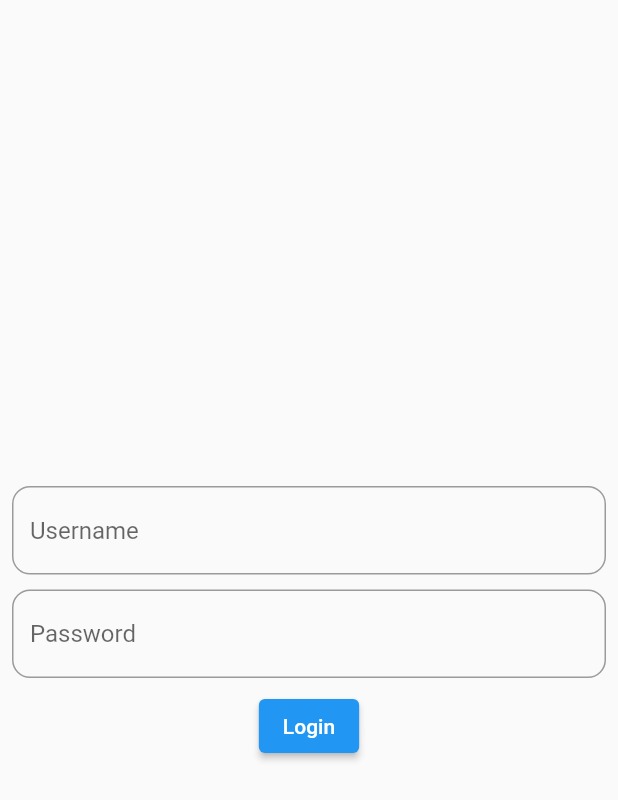
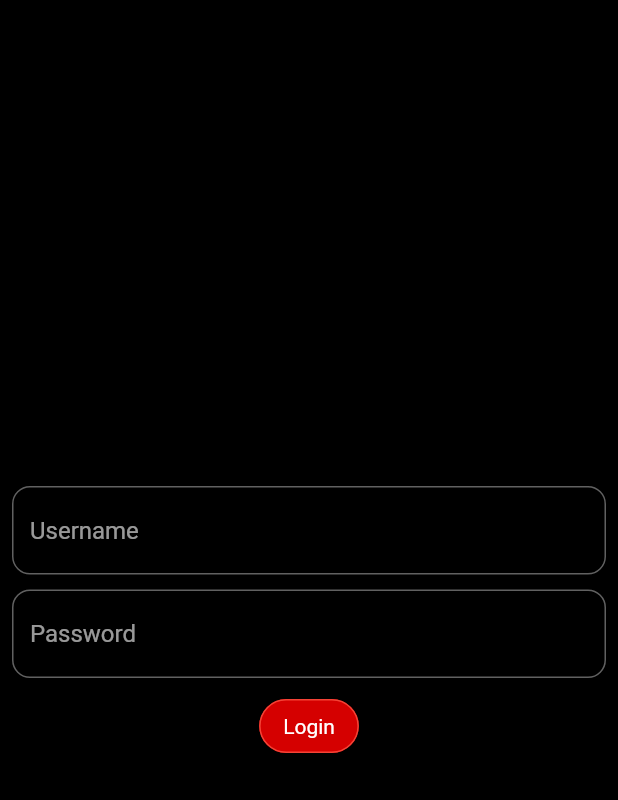
Before and after one commit to abhijeets94/task, a Flutter app: the screen it shows after launch, on a phone screen of 412 x 824 dp. Shown: the top 800 px of the screen. Run offline on Flutter 3.47's test engine with Material 2 defaults, Android fonts, the phone set to English and light mode, and no system bars; our stand-ins replace lazy_load_scrollview, shared_preferences.

Commit message:
added theme, added drawer animation

```diff
--- a/lib/main.dart
+++ b/lib/main.dart
@@ -4,8 +4,10 @@ import 'package:shared_preferences/shared_preferences.dart';
 import 'package:task/provider/auth_provider.dart';
 import 'package:task/provider/product_provider.dart';
 import 'package:task/routes/routes.dart';
+import 'package:task/screens/app_drawer.dart';
 import 'package:task/screens/home_screen.dart';
 import 'package:task/screens/login_screen.dart';
+import 'package:task/utils/theme.dart';
 
 void main() {
   runApp(ProductApp());
@@ -22,7 +24,6 @@ class _ProductAppState extends State<ProductApp> {
   String token = '';
   @override
   void initState() {
-    // TODO: implement initState
     super.initState();
     getToken();
   }
@@ -42,7 +43,11 @@ class _ProductAppState extends State<ProductApp> {
       ],
       child: MaterialApp(
         debugShowCheckedModeBanner: false,
-        home: token.isEmpty ? LoginScreen() : HomeScreen(),
+        themeMode: ThemeMode.system,
+        theme: MyThemes.darkTheme,
+        darkTheme: MyThemes.darkTheme,
+        home: token.isEmpty ? LoginScreen() : const AppDrawer(),
+        // home: const AppDrawer(),
         onGenerateRoute: AppRoutes.onGenerateRoute,
       ),
     );
--- a/lib/screens/login_screen.dart
+++ b/lib/screens/login_screen.dart
@@ -4,6 +4,7 @@ import 'package:provider/provider.dart';
 import 'package:shared_preferences/shared_preferences.dart';
 import 'package:task/model/auth_user_model.dart';
 import 'package:task/provider/auth_provider.dart';
+import 'package:task/screens/app_drawer.dart';
 import 'package:task/screens/home_screen.dart';
 import '../utils/custom_text_form_field.dart';
 
@@ -58,7 +59,7 @@ class LoginScreen extends StatelessWidget {
                     String token =
                         AuthUserModel.fromMap(jsonDecode(value.toJson())).token;
                     prefs.setString('token', token);
-                    Navigator.popAndPushNamed(context, HomeScreen.routeName);
+                    Navigator.popAndPushNamed(context, AppDrawer.routeName);
                   });
                 }
               },
--- /dev/null
+++ b/lib/utils/theme.dart
@@ -0,0 +1,46 @@
+import 'package:flutter/material.dart';
+
+class MyThemes {
+  static final darkTheme = ThemeData(
+      scaffoldBackgroundColor: Colors.black,
+      appBarTheme: const AppBarTheme(
+        color: Colors.black,
+        iconTheme: IconThemeData(
+          color: Colors.white,
+        ),
+      ),
+      colorScheme: const ColorScheme.dark(
+        primary: Colors.white,
+        onPrimary: Colors.white,
+        secondary: Colors.red,
+      ),
+      chipTheme: ChipThemeData.fromDefaults(
+          primaryColor: Colors.black,
+          secondaryColor: Colors.white,
+          labelStyle: const TextStyle(color: Colors.white)),
+      cardTheme: const CardTheme(
+        color: Colors.black,
+      ),
+      iconTheme: const IconThemeData(
+        color: Colors.white54,
+      ),
+      buttonTheme: const ButtonThemeData(
+        buttonColor: Colors.deepPurple, //  <-- dark color
+        textTheme:
+            ButtonTextTheme.primary, //  <-- this auto selects the right color
+      ),
+      elevatedButtonTheme: ElevatedButtonThemeData(
+        style: ButtonStyle(
+          side: MaterialStateProperty.resolveWith<BorderSide>(
+              (states) => const BorderSide(color: Colors.red)),
+          backgroundColor: MaterialStateProperty.resolveWith<Color>(
+              (states) => Colors.redAccent[700]!),
+          shape: MaterialStateProperty.resolveWith<OutlinedBorder>((_) {
+            return RoundedRectangleBorder(
+                borderRadius: BorderRadius.circular(20));
+          }),
+          textStyle: MaterialStateProperty.resolveWith<TextStyle>(
+              (states) => TextStyle(color: Colors.redAccent[700]!)),
+        ),
+      ));
+}
```
Also changed, not shown: lib/routes/routes.dart (+8 -0 lines), lib/screens/app_drawer.dart (added, +89 -0 lines), lib/screens/home_screen.dart (+9 -9 lines), lib/screens/product_screen.dart (+5 -3 lines).
